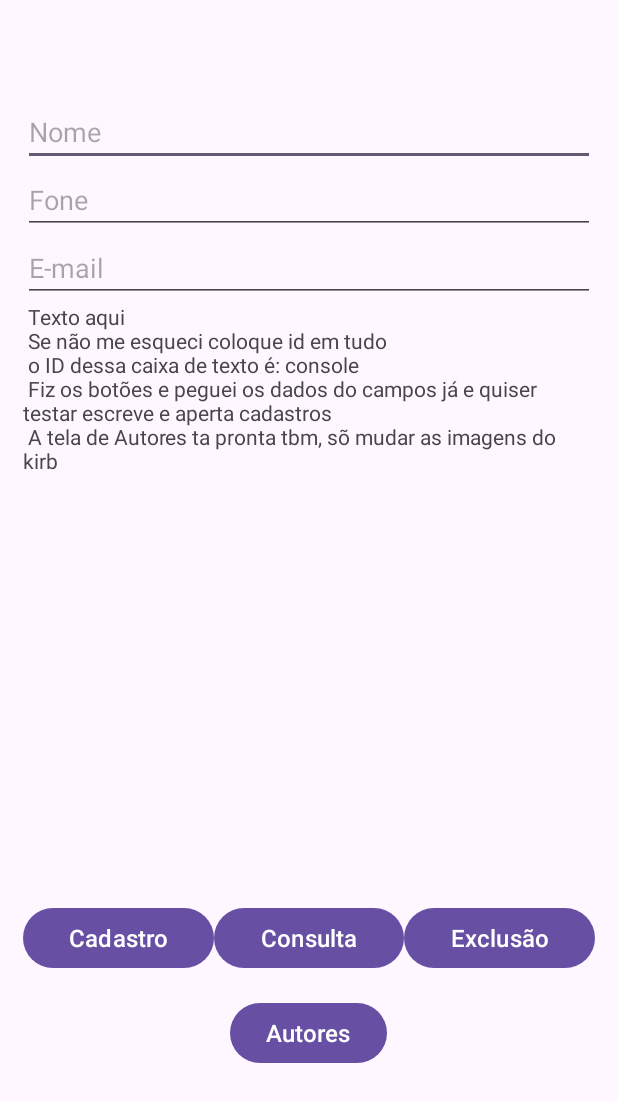
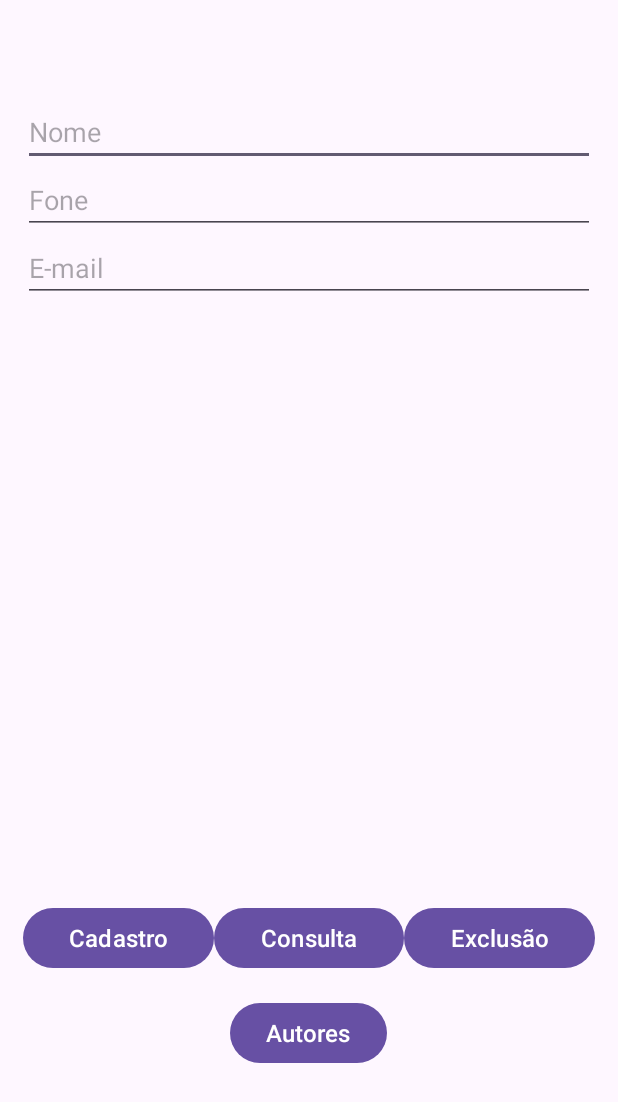
Before and after one commit to Scarlet-2/Projeto-PDM, an Android app: the screen it shows after launch (MainActivity), on a phone screen of 412 x 824 dp. Shown: the top 1102 px of the screen. Run offline under Robolectric (Android 15) with nearby library versions, the phone set to English and light mode, and no system bars.

Commit message:
Feat: Implementar sistema de consulta na API
Implementa a funcionalidade de consulta de contatos na activity principal. A consulta é realizada em uma thread separada para evitar bloquear a UI. Os dados são buscados de uma API externa, convertidos de JSON e exibidos no TextView `console`.

Também altera a imagem em `activity_autores.xml` de `gusthavo.png` para `scp_3125.png` e remove texto placeholder do `console` em `activity_main.xml`. [1, 2]

```diff
--- a/app/src/main/res/layout/activity_autores.xml
+++ b/app/src/main/res/layout/activity_autores.xml
@@ -129,7 +129,7 @@
                 android:layout_width="100dp"
                 android:layout_height="100dp"
                 android:layout_weight="1"
-                android:src="@drawable/gusthavo" />
+                android:src="@drawable/scp_3125" />
 
             <LinearLayout
                 android:layout_width="wrap_content"
--- a/app/src/main/res/layout/activity_main.xml
+++ b/app/src/main/res/layout/activity_main.xml
@@ -53,10 +53,7 @@
                         android:id="@+id/console"
                         android:layout_width="match_parent"
                         android:layout_height="wrap_content"
-                        android:height="400dp"
-                        android:text=" Texto aqui\n Se não me esqueci coloque id em tudo\n o ID dessa caixa de texto é: console
-                        \n Fiz os botões e peguei os dados do campos já e quiser testar escreve e aperta cadastros
-                        \n A tela de Autores ta pronta tbm, sõ mudar as imagens do kirb" />
+                        android:height="400dp" />
                 </LinearLayout>
             </ScrollView>
 
```
Also changed, not shown: app/src/main/java/com/example/projetopdm/MainActivity.java (+39 -1 lines), app/src/main/res/drawable/scp_3125.png (added).
